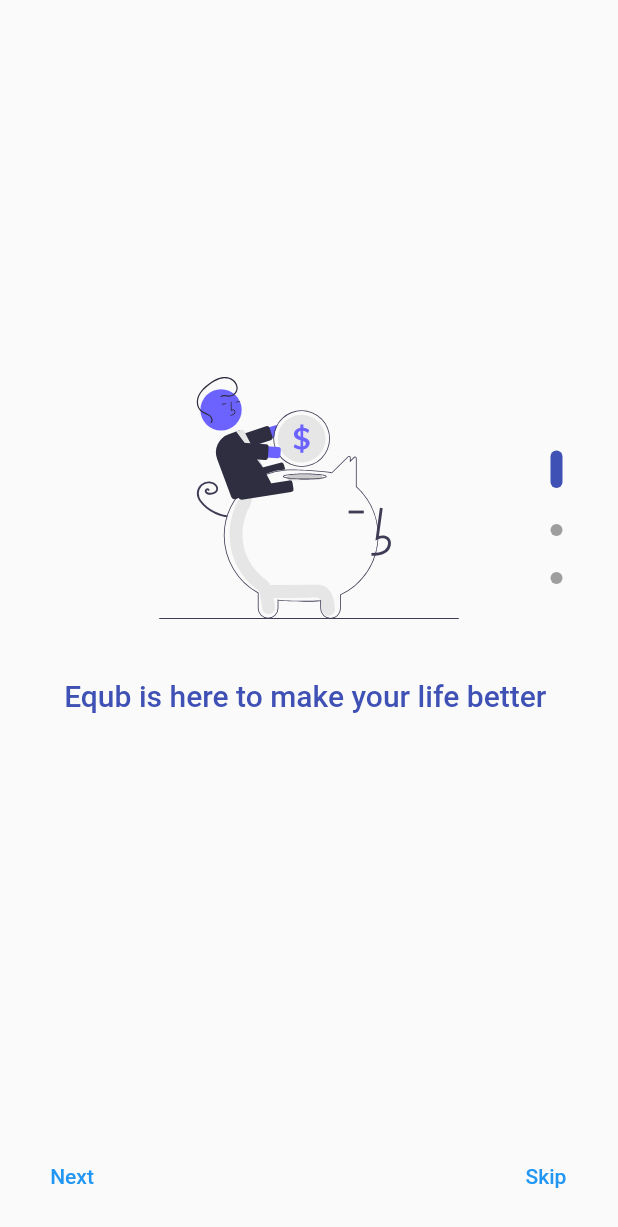
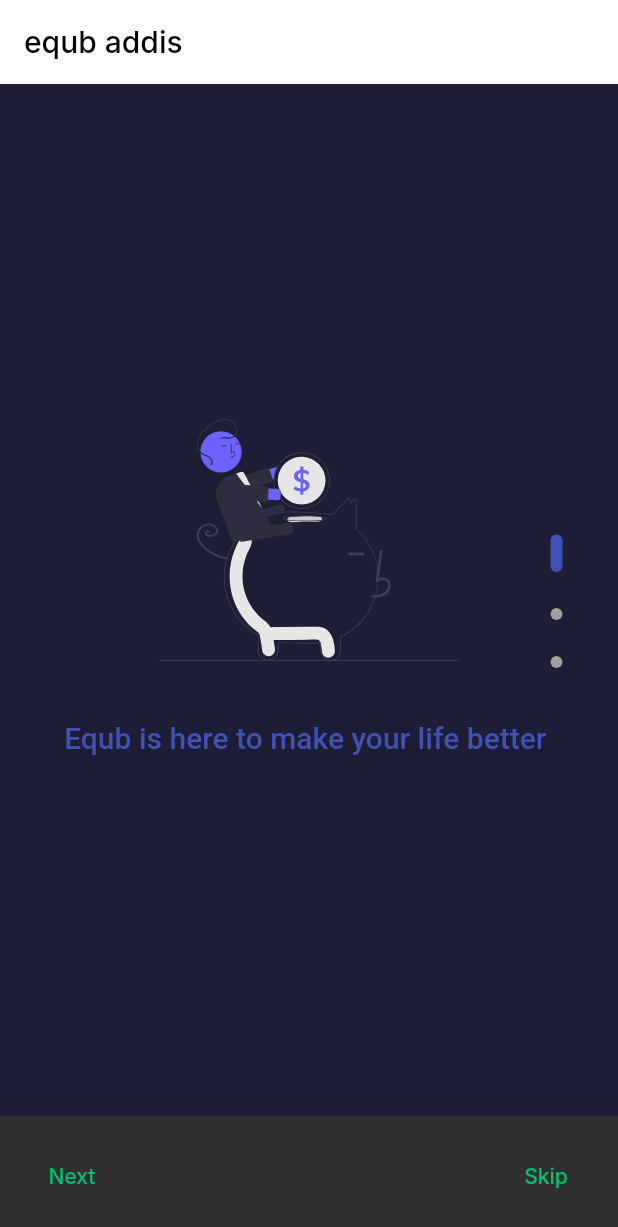
Before and after one commit to anonymousdomain/equb, a Flutter app: the screen it shows after launch, on a phone screen of 412 x 824 dp. Shown: the top 1227 px of the screen. Run offline on Flutter 3.47's test engine with Material 2 defaults, Android fonts, the phone set to English and light mode, and no system bars; our stand-ins replace country_code_picker, firebase_auth, firebase_core, flutter_svg, google_fonts; missing offline and left inert: firebase_app_check; accounts and stored records are empty.

Commit message:
theme color

```diff
--- a/lib/helper/auth_service.dart
+++ b/lib/helper/auth_service.dart
@@ -1,6 +1,5 @@
 import 'package:equb/provider/auth_state.dart';
 import 'package:firebase_auth/firebase_auth.dart';
-import 'package:flutter/cupertino.dart';
 
 class AuthService {
   final FirebaseAuth _auth = FirebaseAuth.instance;
--- /dev/null
+++ b/lib/helper/util.dart
@@ -0,0 +1,10 @@
+import 'package:flutter/material.dart';
+
+const kPrimaryColor = Color(0xFF00BF6D);
+const kSecondaryColor = Color(0xFFFE9901);
+const kContentColorLightTheme = Color(0xFF1D1D35);
+const kContentColorDarkTheme = Color(0xFFF5FCF9);
+const kWarninngColor = Color(0xFFF3BB1C);
+const kErrorColor = Color(0xFFF03738);
+
+const kDefaultPadding = 20.0;
--- a/lib/main.dart
+++ b/lib/main.dart
@@ -1,5 +1,5 @@
-// import 'package:equb/screens/home.dart';
 import 'package:equb/provider/auth_state.dart';
+import 'package:equb/utils/theme.dart';
 import 'package:equb/screens/home.dart';
 import 'package:equb/screens/onboarding_screen/onboarding.dart';
 import 'package:firebase_app_check/firebase_app_check.dart';
@@ -23,25 +23,42 @@ void main() async {
   ));
 }
 
-class MyApp extends StatelessWidget {
+class MyApp extends StatefulWidget {
   const MyApp({super.key});
 
-  // This widget is the root of your application.
+  @override
+  State<MyApp> createState() => _MyAppState();
+}
+
+class _MyAppState extends State<MyApp> {
+  @override
+  void initState() {
+    super.initState();
+    currentTheme.addListener(() {
+      setState(() {});
+    });
+  }
+
   @override
   Widget build(BuildContext context) {
     return MaterialApp(
       debugShowCheckedModeBanner: false,
-      title: 'Flutter Demo',
-      theme: ThemeData(
-        primarySwatch: Colors.blue,
+      title: 'equb',
+      // theme: ThemeData(
+      //   primarySwatch: Colors.blue,
+      // ),
+      theme: CustomTheme.lightTheme(context),
+      darkTheme: CustomTheme.darkTheme(context),
+      themeMode: currentTheme.currentTheme,
+      home: const MyHomePage(
+        title: 'equb addis',
       ),
-      home: const MyHomePage(title: 'Flutter Demo Home Page'),
     );
   }
 }
 
 class MyHomePage extends StatefulWidget {
- const MyHomePage({super.key, required this.title});
+  const MyHomePage({super.key, required this.title});
 
   final String title;
 
@@ -53,6 +70,22 @@ class _MyHomePageState extends State<MyHomePage> {
   @override
   Widget build(BuildContext context) {
     return Scaffold(
+      appBar: AppBar(
+        title: Text(
+          widget.title,
+          style: TextStyle(
+              color: currentTheme.currentTheme == Brightness.dark
+                  ? Colors.white
+                  : Colors.black),
+        ),
+        actions: [
+          IconButton(
+              onPressed: () {
+                currentTheme.toggleTheme();
+              },
+              icon: Icon(Icons.brightness_4_rounded))
+        ],
+      ),
       body: Center(child: Consumer<AuthState>(builder: (context, auth, child) {
         if (auth.user == null) {
           return OnBoardingScreen();
--- a/lib/screens/onboarding_screen/onboarding.dart
+++ b/lib/screens/onboarding_screen/onboarding.dart
@@ -2,7 +2,6 @@ import 'package:equb/helper/images.dart';
 import 'package:equb/screens/onboarding_screen/build_page.dart';
 import 'package:equb/widget/custom_button.dart';
 import 'package:equb/widget/login_screen.dart';
-import 'package:equb/widget/login_screen_old.dart';
 import 'package:flutter/material.dart';
 
 class OnBoardingScreen extends StatefulWidget {
--- /dev/null
+++ b/lib/utils/constant.dart
@@ -0,0 +1,11 @@
+import 'package:flutter/material.dart';
+
+const kPrimaryColor = Color(0xFF00BF6D);
+// const kPrimaryColor = Colors.indigo;
+const kSecondaryColor = Color(0xFFFE9901);
+const kContentColorLightTheme = Color(0xFF1D1D35);
+const kContentColorDarkTheme = Color(0xFFF5FCF9);
+const kWarninngColor = Color(0xFFF3BB1C);
+const kErrorColor = Color(0xFFF03738);
+
+const kDefaultPadding = 20.0;
--- /dev/null
+++ b/lib/utils/theme.dart
@@ -0,0 +1,63 @@
+import 'package:flutter/material.dart';
+import 'package:google_fonts/google_fonts.dart';
+import 'constant.dart';
+
+CustomTheme currentTheme = CustomTheme();
+
+class CustomTheme with ChangeNotifier {
+  static bool _isDarkTheme = true;
+  ThemeMode get currentTheme => _isDarkTheme ? ThemeMode.dark : ThemeMode.light;
+
+  static ThemeData lightTheme(BuildContext context) {
+    return ThemeData.light().copyWith(
+        brightness: Brightness.light,
+        primaryColor: kPrimaryColor,
+        scaffoldBackgroundColor: Colors.white,
+        appBarTheme: appBarTheme,
+        iconTheme: IconThemeData(color: kContentColorLightTheme),
+        textTheme: GoogleFonts.interTextTheme(Theme.of(context).textTheme)
+            .apply(bodyColor: kContentColorLightTheme),
+        colorScheme: ColorScheme.light(
+            primary: kPrimaryColor,
+            secondary: kSecondaryColor,
+            error: kErrorColor),
+        bottomNavigationBarTheme: BottomNavigationBarThemeData(
+            backgroundColor: Colors.white,
+            selectedItemColor: kContentColorLightTheme.withOpacity(0.7),
+            unselectedItemColor: kContentColorLightTheme.withOpacity(0.32),
+            selectedIconTheme: IconThemeData(color: kPrimaryColor),
+            showSelectedLabels: true));
+  }
+
+  static ThemeData darkTheme(BuildContext context) {
+    return ThemeData.dark().copyWith(
+      brightness: Brightness.dark,
+      primaryColor: kPrimaryColor,
+      scaffoldBackgroundColor: kContentColorLightTheme,
+      appBarTheme: appBarTheme,
+      iconTheme: IconThemeData(color: kContentColorDarkTheme),
+      textTheme: GoogleFonts.interTextTheme(Theme.of(context).textTheme)
+          .apply(bodyColor: kContentColorDarkTheme),
+      colorScheme: ColorScheme.dark().copyWith(
+        primary: kPrimaryColor,
+        secondary: kSecondaryColor,
+        error: kErrorColor,
+      ),
+      bottomNavigationBarTheme: BottomNavigationBarThemeData(
+        backgroundColor: kContentColorLightTheme,
+        selectedItemColor: Colors.white70,
+        unselectedItemColor: kContentColorDarkTheme.withOpacity(0.32),
+        selectedIconTheme: IconThemeData(color: kPrimaryColor),
+        showUnselectedLabels: true,
+      ),
+    );
+  }
+
+  void toggleTheme() {
+    _isDarkTheme = !_isDarkTheme;
+    notifyListeners();
+  }
+}
+
+final appBarTheme = AppBarTheme(
+    centerTitle: false, elevation: 0, backgroundColor: Colors.white);
--- a/lib/widget/login_screen.dart
+++ b/lib/widget/login_screen.dart
@@ -1,12 +1,10 @@
 // ignore_for_file: use_build_context_synchronously
 
-import 'dart:async';
 import 'dart:developer';
 
 import 'package:country_code_picker/country_code_picker.dart';
 import 'package:equb/helper/auth_service.dart';
 import 'package:equb/provider/auth_state.dart';
-import 'package:equb/widget/otp_field.dart';
 import 'package:flutter/material.dart';
 import 'package:provider/provider.dart';
 
@@ -77,6 +75,7 @@ class LoginScreenState extends State<LoginScreen> {
                                           },
                                         ),
                                         hintText: 'Enter phone number',
+                                        hintStyle: TextStyle(color: Colors.grey[100]),
                                         border: OutlineInputBorder(
                                             borderRadius:
                                                 BorderRadius.circular(10),
--- a/pubspec.yaml
+++ b/pubspec.yaml
@@ -43,6 +43,7 @@ dependencies:
   firebase_auth: ^4.3.0
   firebase_app_check: ^0.1.1+14
   country_code_picker: ^3.0.0
+  google_fonts: ^4.0.3
   # The following adds the Cupertino Icons font to your application.
   # Use with the CupertinoIcons class for iOS style icons.
 
```
Also changed, not shown: pubspec.lock, 1 other file.
